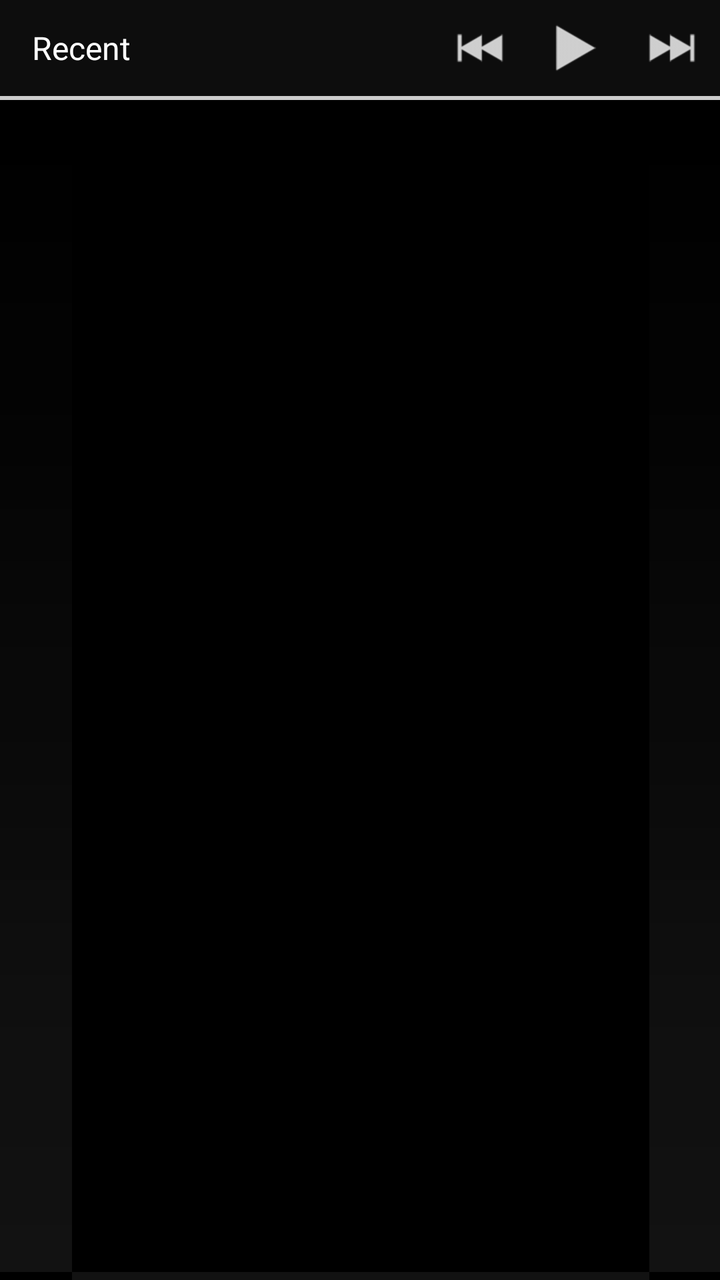
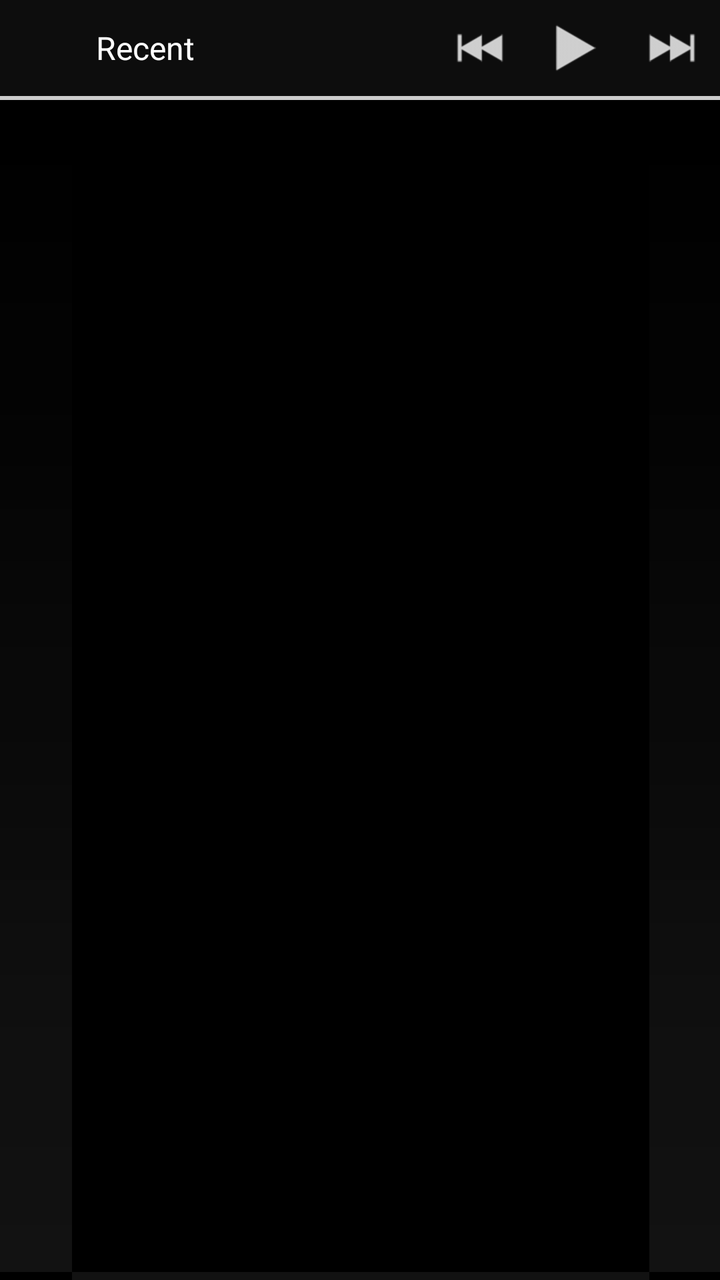

Compare the two renders of this Android layout. The source of the first and the diff that turns it into the second are given below.
<!-- AndroidManifest.xml: application theme Apollo.Theme.Dark -->
<!-- res/layout/app_widget_recents.xml -->
<?xml version="1.0" encoding="utf-8"?>
<RelativeLayout xmlns:android="http://schemas.android.com/apk/res/android"
	xmlns:tools="http://schemas.android.com/tools"
	android:layout_width="match_parent"
	android:layout_height="match_parent"
	android:layout_margin="0dp"
	tools:ignore="RelativeOverlap,ContentDescription">

	<RelativeLayout
		android:id="@+id/app_widget_recents_action_bar"
		android:layout_width="match_parent"
		android:layout_height="@dimen/app_widget_recents_action_bar_height"
		android:background="@color/action_bar_color">

		<ImageView
			android:id="@+id/app_widget_recents_icon"
			android:layout_width="wrap_content"
			android:layout_height="match_parent"
			android:background="@android:color/transparent"
			android:padding="@dimen/app_widget_recents_action_bar_item_padding"
			android:contentDescription="@string/app_name"
			android:layout_centerVertical="true"
			android:scaleType="centerInside"
			android:src="@mipmap/ic_launcher" />

		<TextView
			android:layout_width="wrap_content"
			android:layout_height="wrap_content"
			android:layout_centerVertical="true"
			android:layout_toEndOf="@+id/app_widget_recents_icon"
			android:layout_toRightOf="@+id/app_widget_recents_icon"
			android:singleLine="true"
			android:text="@string/page_recent"
			android:textColor="@color/white"
			android:textSize="@dimen/text_size_medium" />

		<ImageButton
			android:id="@+id/app_widget_recents_previous"
			android:layout_width="@dimen/app_widget_recents_action_bar_height"
			android:layout_height="match_parent"
			android:background="@android:color/transparent"
			android:contentDescription="@null"
			android:layout_centerVertical="true"
			android:layout_toLeftOf="@+id/app_widget_recents_play"
			android:layout_toStartOf="@+id/app_widget_recents_play"
			android:scaleType="center"
			android:src="@drawable/btn_playback_previous" />

		<ImageButton
			android:id="@+id/app_widget_recents_play"
			android:layout_width="@dimen/app_widget_recents_action_bar_height"
			android:layout_height="match_parent"
			android:background="@android:color/transparent"
			android:layout_centerVertical="true"
			android:layout_toLeftOf="@+id/app_widget_recents_next"
			android:layout_toStartOf="@+id/app_widget_recents_next"
			android:scaleType="center"
			android:src="@drawable/btn_playback_play" />

		<ImageButton
			android:id="@+id/app_widget_recents_next"
			android:layout_width="@dimen/app_widget_recents_action_bar_height"
			android:layout_height="match_parent"
			android:background="@android:color/transparent"
			android:contentDescription="@null"
			android:layout_alignParentEnd="true"
			android:layout_alignParentRight="true"
			android:layout_centerVertical="true"
			android:scaleType="center"
			android:src="@drawable/btn_playback_next" />

	</RelativeLayout>

	<ImageView
		android:id="@+id/colorstrip"
		android:layout_width="match_parent"
		android:layout_height="@dimen/colorstrip_height"
		android:background="@color/transparent_white"
		android:contentDescription="@null"
		android:layout_below="@+id/app_widget_recents_action_bar" />

	<ListView
		android:id="@+id/app_widget_recents_list"
		android:layout_width="match_parent"
		android:layout_height="match_parent"
		android:background="@drawable/appwidget_bg"
		android:cacheColorHint="@color/transparent"
		android:layout_below="@+id/colorstrip"
		android:layout_centerVertical="true" />

</RelativeLayout>
<!-- resources referenced by this layout -->
<resources>
  <color name="action_bar_color">#ff0d0d0d</color>
  <color name="transparent">#00000000</color>
  <color name="transparent_white">#ffcccccc</color>
  <color name="white">#ffffffff</color>
  <dimen name="app_widget_recents_action_bar_height">48.0dp</dimen>
  <dimen name="app_widget_recents_action_bar_item_padding">8.0dp</dimen>
  <dimen name="colorstrip_height">2.0dp</dimen>
  <dimen name="text_size_medium">16.0sp</dimen>
  <!-- drawable appwidget_bg: png bitmap (drawable-hdpi, 489 bytes) -->
  <!-- drawable btn_playback_next: png bitmap (drawable-hdpi, 1521 bytes) -->
  <!-- drawable btn_playback_play: png bitmap (drawable-hdpi, 1410 bytes) -->
  <!-- drawable btn_playback_previous: png bitmap (drawable-hdpi, 1503 bytes) -->
  <!-- mipmap ic_launcher (mipmap-anydpi-v26) -->
  <?xml version="1.0" encoding="utf-8"?>
  <adaptive-icon xmlns:android="http://schemas.android.com/apk/res/android">
  	<background android:drawable="@color/ic_launcher_background" />
  	<foreground android:drawable="@drawable/ic_launcher_foreground" />
  </adaptive-icon>
  <string name="app_name" translatable="false">Apollo</string>
  <string name="page_recent">Recent</string>
  <style name="Apollo.Theme.Dark" parent="Theme.AppCompat.NoActionBar">
  		<item name="colorPrimaryDark">#ff0a0a0a</item>
  		<item name="windowActionBar">false</item>
  		<item name="windowNoTitle">true</item>
  		<item name="colorAccent">@android:color/white</item>
  		<item name="android:colorBackground">@android:color/black</item>
  		<item name="android:windowContentOverlay">@null</item>
  		<item name="android:windowAnimationStyle">@style/TransactionPending</item>
  	</style>
  <color name="ic_launcher_background">#2E3E49</color>
  <!-- drawable ic_launcher_foreground: vector/xml drawable (drawable, 2440 chars, omitted) -->
  <style name="TransactionPending" parent="@android:style/Animation">
  		<item name="android:activityOpenEnterAnimation">@android:anim/fade_in</item>
  		<item name="android:activityOpenExitAnimation">@android:anim/fade_out</item>
  		<item name="android:activityCloseEnterAnimation">@android:anim/fade_in</item>
  		<item name="android:activityCloseExitAnimation">@android:anim/fade_out</item>
  	</style>
</resources>

<!-- the commit's change to res/layout/app_widget_recents.xml (unified diff, before → after) -->
@@ -14,10 +14,13 @@
 
 		<ImageView
 			android:id="@+id/app_widget_recents_icon"
-			android:layout_width="wrap_content"
-			android:layout_height="match_parent"
+			android:layout_width="@dimen/app_widget_recents_action_bar_icon_size"
+			android:layout_height="@dimen/app_widget_recents_action_bar_icon_size"
 			android:background="@android:color/transparent"
-			android:padding="@dimen/app_widget_recents_action_bar_item_padding"
+			android:layout_marginStart="@dimen/app_widget_recents_action_bar_icon_margin"
+			android:layout_marginLeft="@dimen/app_widget_recents_action_bar_icon_margin"
+			android:layout_marginEnd="@dimen/app_widget_recents_action_bar_icon_margin"
+			android:layout_marginRight="@dimen/app_widget_recents_action_bar_icon_margin"
 			android:contentDescription="@string/app_name"
 			android:layout_centerVertical="true"
 			android:scaleType="centerInside"
@@ -29,6 +32,8 @@
 			android:layout_centerVertical="true"
 			android:layout_toEndOf="@+id/app_widget_recents_icon"
 			android:layout_toRightOf="@+id/app_widget_recents_icon"
+			android:layout_toLeftOf="@id/app_widget_recents_previous"
+			android:layout_toStartOf="@id/app_widget_recents_previous"
 			android:singleLine="true"
 			android:text="@string/page_recent"
 			android:textColor="@color/white"
<!-- resource entries referenced after the edit -->
@@ -5,7 +5,8 @@
   <color name="transparent_white">#ffcccccc</color>
   <color name="white">#ffffffff</color>
   <dimen name="app_widget_recents_action_bar_height">48.0dp</dimen>
-  <dimen name="app_widget_recents_action_bar_item_padding">8.0dp</dimen>
+  <dimen name="app_widget_recents_action_bar_icon_margin">8.0dp</dimen>
+  <dimen name="app_widget_recents_action_bar_icon_size">32.0dp</dimen>
   <dimen name="colorstrip_height">2.0dp</dimen>
   <dimen name="text_size_medium">16.0sp</dimen>
   <!-- drawable appwidget_bg: png bitmap (drawable-hdpi, 489 bytes) -->
